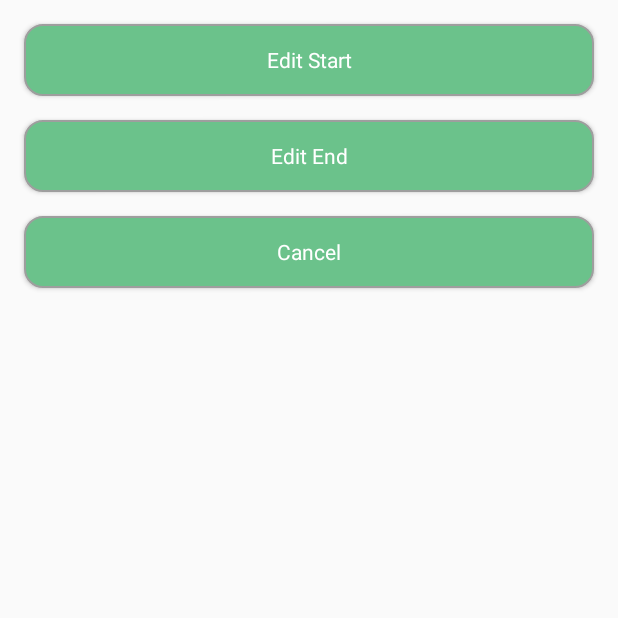
After one commit to travelmapi/app-android, an Android app: the fragment EditDateDialogFragment shown on its own in the app's theme, on a phone screen of 412 x 824 dp, the top half of it. The commit adds this screen. Run offline under Robolectric (Android 15) with nearby library versions, the phone set to English and light mode, and no system bars; our stand-ins replace ButterKnife; 1 statement that could not run was skipped.

Commit message:
added ability to edit dates of existing trip

```diff
--- a/app/src/main/java/com/travelmapi/app/travelmapi_app/DateTimeDialogFragment.java
+++ b/app/src/main/java/com/travelmapi/app/travelmapi_app/DateTimeDialogFragment.java
@@ -54,7 +54,7 @@ public class DateTimeDialogFragment extends DialogFragment {
     public View onCreateView(LayoutInflater inflater, ViewGroup container,
                              Bundle savedInstanceState) {
         View view = inflater.inflate(R.layout.fragment_date_time_dialog, container, false);
-//        getDialog().setCanceledOnTouchOutside(true);
+        getDialog().setCanceledOnTouchOutside(true);
         ButterKnife.bind(this, view);
         mHour = Calendar.getInstance().get(Calendar.HOUR_OF_DAY);
         mMinute = Calendar.getInstance().get(Calendar.MINUTE);
--- /dev/null
+++ b/app/src/main/java/com/travelmapi/app/travelmapi_app/EditDateDialogFragment.java
@@ -0,0 +1,63 @@
+package com.travelmapi.app.travelmapi_app;
+
+
+import android.app.DialogFragment;
+import android.os.Bundle;
+import android.support.v4.app.Fragment;
+import android.view.LayoutInflater;
+import android.view.View;
+import android.view.ViewGroup;
+
+import butterknife.ButterKnife;
+import butterknife.OnClick;
+
+
+/**
+ * A simple {@link Fragment} subclass.
+ */
+public class EditDateDialogFragment extends DialogFragment {
+    public static final int FLAG_START = 0;
+    public static final int FLAG_END = 1;
+
+
+  public interface DialogCompleteListener{
+      public void onDialogComplete(int flag);
+  }
+
+    DialogCompleteListener mListener;
+
+    @Override
+    public View onCreateView(LayoutInflater inflater, ViewGroup container,
+                             Bundle savedInstanceState) {
+        View view = inflater.inflate(R.layout.fragment_edit_date_dialog, container, false);
+        ButterKnife.bind(this, view);
+        getDialog().setCanceledOnTouchOutside(true);
+        return view;
+    }
+
+    public void setOnDialogCompleteListener(DialogCompleteListener listener){
+        mListener = listener;
+    }
+
+    @OnClick(R.id.fragment_edit_date_edit_start)
+    void startClick(){
+        if(mListener != null){
+            mListener.onDialogComplete(FLAG_START);
+        }
+        dismiss();
+    }
+
+    @OnClick(R.id.fragment_edit_date_edit_end)
+    void endClick(){
+        if(mListener != null){
+            mListener.onDialogComplete(FLAG_END);
+        }
+        dismiss();
+    }
+
+    @OnClick(R.id.fragment_edit_date_cancel)
+    void cancelClick(){
+        dismiss();
+    }
+
+}
--- a/app/src/main/java/com/travelmapi/app/travelmapi_app/alarms/AlarmService.java
+++ b/app/src/main/java/com/travelmapi/app/travelmapi_app/alarms/AlarmService.java
@@ -79,7 +79,7 @@ public class AlarmService extends Service implements LocationListener {
                     stamp.setSync(false);
                     stamp.setTimestamp(new Date());
                     stamp.setSyncDate(null);
-                    stamp.setId(trip.getStamps().size());
+                    stamp.setId(trip.getStamps().size()+1);
                     trip.getStamps().add(stamp);
                     realm.commitTransaction();
                 }
--- /dev/null
+++ b/app/src/main/res/layout/fragment_edit_date_dialog.xml
@@ -0,0 +1,34 @@
+<LinearLayout xmlns:android="http://schemas.android.com/apk/res/android"
+    xmlns:tools="http://schemas.android.com/tools"
+    android:layout_width="match_parent"
+    android:layout_height="match_parent"
+    android:orientation="vertical"
+    tools:context="com.travelmapi.app.travelmapi_app.EditDateDialogFragment">
+
+<Button
+    android:id="@+id/fragment_edit_date_edit_start"
+    android:layout_width="match_parent"
+    android:layout_height="wrap_content"
+    style="@style/AppTheme.Button"
+    android:paddingStart="75dp"
+    android:paddingEnd="75dp"
+    android:text="@string/edit_start"/>
+    <Button
+        android:id="@+id/fragment_edit_date_edit_end"
+        android:layout_width="match_parent"
+        android:layout_height="wrap_content"
+        style="@style/AppTheme.Button"
+        android:paddingStart="75dp"
+        android:paddingEnd="75dp"
+        android:text="@string/edit_end"/>
+    <Button
+        android:id="@+id/fragment_edit_date_cancel"
+        android:layout_width="match_parent"
+        android:layout_height="wrap_content"
+        style="@style/AppTheme.Button"
+        android:text="@string/cancel"
+        android:paddingStart="75dp"
+        android:paddingEnd="75dp"
+        android:layout_marginBottom="@dimen/activity_vertical_margin"/>
+
+</LinearLayout>
--- a/app/src/main/res/values/strings.xml
+++ b/app/src/main/res/values/strings.xml
@@ -23,4 +23,6 @@
     <string name="lat">Lat</string>
     <string name="longitude_short">Long</string>
     <string name="edit_trip_name">Edit Trip Name</string>
+    <string name="edit_start">Edit Start</string>
+    <string name="edit_end">Edit End</string>
 </resources>
```
Also changed, not shown: app/src/main/java/com/travelmapi/app/travelmapi_app/EditNameFragment.java (+10 -0 lines), app/src/main/java/com/travelmapi/app/travelmapi_app/TripDetailActivity.java (+62 -1 lines), app/src/main/res/layout/activity_trip_detail.xml (+5 -3 lines).
